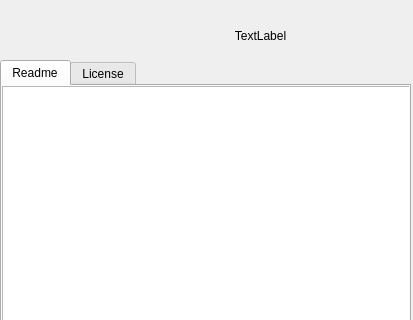
Qt form GUI/AboutDiag.ui (willfurnass/video4fuze) before a commit; both pictures show x 0 to 413 and y 0 to 320 of the 413 by 539 pixel window.
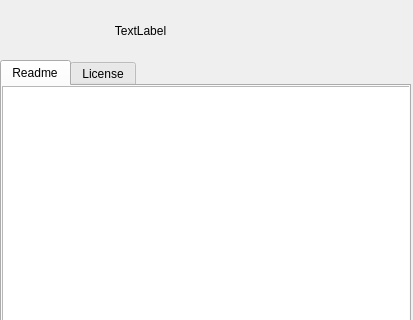
The same form after that commit. Icons and pictures are not drawn.

Commit message: Added single-pass conversion support. Added the option to change converted image size. New about dialog.

Patch:
```diff
--- a/GUI/AboutDiag.ui
+++ b/GUI/AboutDiag.ui
@@ -109,8 +109,8 @@
   <widget class="QLabel" name="logo">
    <property name="geometry">
     <rect>
-     <x>70</x>
-     <y>0</y>
+     <x>290</x>
+     <y>10</y>
      <width>61</width>
      <height>61</height>
     </rect>
@@ -143,10 +143,10 @@
   <widget class="QLabel" name="Appinfo">
    <property name="geometry">
     <rect>
-     <x>150</x>
+     <x>30</x>
      <y>10</y>
      <width>221</width>
-     <height>51</height>
+     <height>41</height>
     </rect>
    </property>
    <property name="cursor">
```
Left out of the diff: 2 changed lines with no effect on the pictures. The commit also changes 13 other files.
